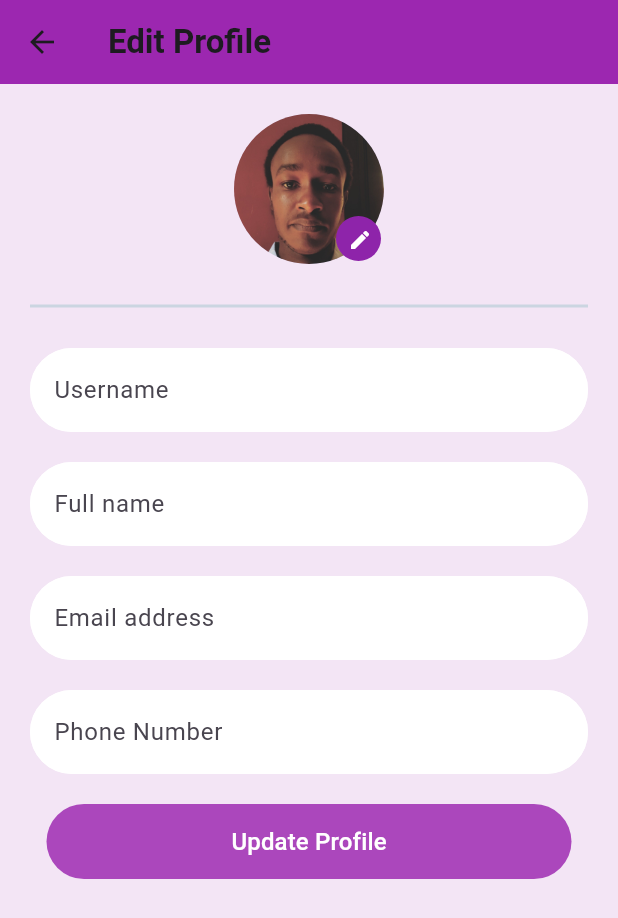
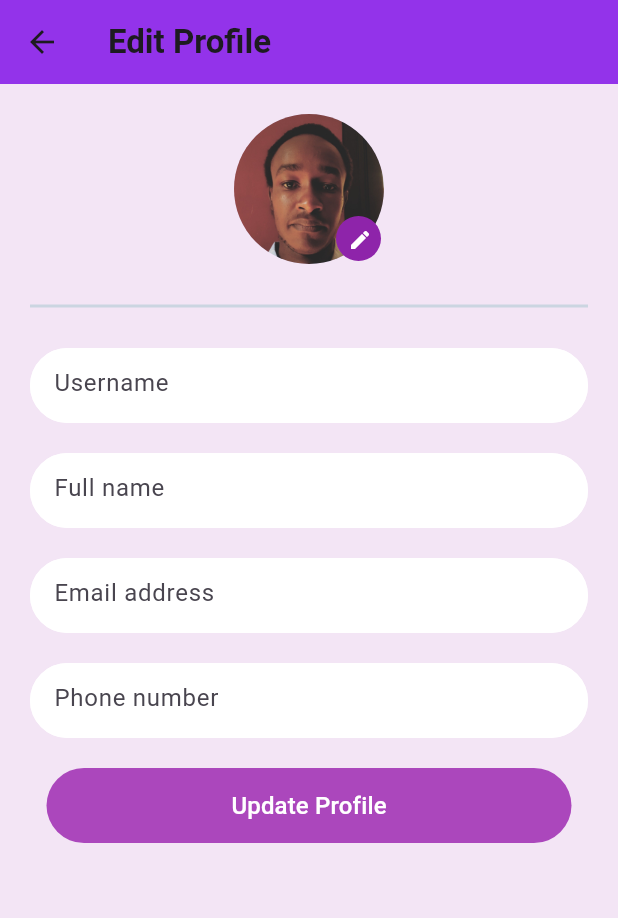
Before and after one commit to peterwambua-1998/chat_two, a Flutter app: the Settings screen opened directly, after a tap on "Edit Profile", on a phone screen of 412 x 824 dp. Shown: the top 918 px of the screen. Run offline on Flutter 3.47's test engine with Material 3 defaults, Android fonts, the phone set to English and light mode, and no system bars; our stand-ins replace cloud_firestore, firebase_auth, firebase_core, flutter_svg; accounts and stored records are empty.

```diff
--- a/lib/pages/edit_profile.dart
+++ b/lib/pages/edit_profile.dart
@@ -19,7 +19,7 @@ class _EditProfileState extends State<EditProfile> {
     return Scaffold(
       backgroundColor: Colors.purple[50],
       appBar: AppBar(
-        backgroundColor: Colors.purple[500],
+        backgroundColor: Color.fromRGBO(147, 51, 234, 1),
         elevation: 0.0,
         title: const Text(
           'Edit Profile',
@@ -62,22 +62,19 @@ class _EditProfileState extends State<EditProfile> {
                 ),
               ),
             ])),
-
             const SizedBox(height: 20),
-
             const Divider(
               thickness: 2,
               color: Color.fromRGBO(203, 213, 225, 1),
             ),
-
             const SizedBox(height: 20),
-
             Form(
                 key: _formKey,
                 child: Column(
                   children: [
-
-                  TextFormField(
+                    SizedBox(
+                      height: 50,
+                      child: TextFormField(
                         validator: (val) =>
                             val!.isEmpty ? 'Enter username' : null,
                         onChanged: (val) {
@@ -89,16 +86,16 @@ class _EditProfileState extends State<EditProfile> {
                             filled: true,
                             enabledBorder: OutlineInputBorder(
                               borderSide: BorderSide(color: Colors.white),
-                        borderRadius: BorderRadius.all(Radius.circular(40.0)),
-                      )
+                              borderRadius:
+                                  BorderRadius.all(Radius.circular(40.0)),
+                            )),
                       ),
                     ),
-
                     const SizedBox(height: 20),
-
-                  TextFormField(
-                    validator: (val) =>
-                        val!.isEmpty ? 'Enter Name' : null,
+                    SizedBox(
+                      height: 50,
+                      child: TextFormField(
+                        validator: (val) => val!.isEmpty ? 'Enter Name' : null,
                         onChanged: (val) {
                           setState(() => userName = val);
                         },
@@ -108,14 +105,15 @@ class _EditProfileState extends State<EditProfile> {
                             filled: true,
                             enabledBorder: OutlineInputBorder(
                               borderSide: BorderSide(color: Colors.white),
-                        borderRadius: BorderRadius.all(Radius.circular(40.0)),
-                      )
+                              borderRadius:
+                                  BorderRadius.all(Radius.circular(40.0)),
+                            )),
                       ),
                     ),
-
                     const SizedBox(height: 20),
-
-                  TextFormField(
+                    SizedBox(
+                      height: 50,
+                      child: TextFormField(
                         validator: (val) =>
                             val!.isEmpty ? 'Enter email address' : null,
                         onChanged: (val) {
@@ -127,14 +125,15 @@ class _EditProfileState extends State<EditProfile> {
                             filled: true,
                             enabledBorder: OutlineInputBorder(
                               borderSide: BorderSide(color: Colors.white),
-                        borderRadius: BorderRadius.all(Radius.circular(40.0)),
-                      )
+                              borderRadius:
+                                  BorderRadius.all(Radius.circular(40.0)),
+                            )),
                       ),
                     ),
-
                     const SizedBox(height: 20),
-
-                  TextFormField(
+                    SizedBox(
+                      height: 50,
+                      child: TextFormField(
                         validator: (val) =>
                             val!.isEmpty ? 'Enter phone number' : null,
                         onChanged: (val) {
@@ -142,18 +141,17 @@ class _EditProfileState extends State<EditProfile> {
                         },
                         keyboardType: TextInputType.number,
                         decoration: const InputDecoration(
-                      hintText: 'Phone Number',
+                            hintText: 'Phone number',
                             fillColor: Colors.white,
                             filled: true,
                             enabledBorder: OutlineInputBorder(
                               borderSide: BorderSide(color: Colors.white),
-                        borderRadius: BorderRadius.all(Radius.circular(40.0)),
-                      )
+                              borderRadius:
+                                  BorderRadius.all(Radius.circular(40.0)),
+                            )),
                       ),
                     ),
-
                     const SizedBox(height: 20),
-
                     SizedBox(
                       width: 350,
                       height: 50,
@@ -177,14 +175,10 @@ class _EditProfileState extends State<EditProfile> {
                           child: const Text(
                             'Update Profile',
                             style: TextStyle(color: Colors.white, fontSize: 16),
-                      )
+                          )),
                     ),
-                  ),
-
                   ],
-              )
-            )
-
+                ))
           ],
         ),
       ),
--- a/lib/pages/home.dart
+++ b/lib/pages/home.dart
@@ -2,10 +2,10 @@ import 'package:flutter/material.dart';
 import 'package:flutter_firebase_chat/modals/user_modal.dart';
 import 'package:flutter_firebase_chat/pages/groups/index.dart';
 import 'package:flutter_firebase_chat/pages/levels.dart';
-import 'package:flutter_firebase_chat/pages/profile.dart';
-import 'package:flutter_firebase_chat/services/auth_service.dart';
-import 'package:provider/provider.dart';
 import 'package:flutter_firebase_chat/pages/settings.dart';
+// import 'package:flutter_firebase_chat/pages/profile.dart';
+// import 'package:flutter_firebase_chat/services/auth_service.dart';
+// import 'package:provider/provider.dart';
 
 class Home extends StatefulWidget {
   const Home({super.key, required this.user});
--- a/lib/pages/settings.dart
+++ b/lib/pages/settings.dart
@@ -1,5 +1,6 @@
 import 'package:flutter/material.dart';
 import 'package:flutter_firebase_chat/pages/edit_profile.dart';
+import 'package:flutter_firebase_chat/pages/feedback.dart';
 
 class Settings extends StatefulWidget {
   const Settings({super.key});
@@ -14,7 +15,7 @@ class _SettingsState extends State<Settings> {
     return Scaffold(
       backgroundColor: Colors.purple[50],
       appBar: AppBar(
-        backgroundColor: Colors.purple[500],
+        backgroundColor: Color.fromRGBO(147, 51, 234, 1),
         elevation: 0.0,
         title: const Text(
           'Settings',
@@ -78,7 +79,9 @@ class _SettingsState extends State<Settings> {
 
             const SizedBox(height: 20),
 
-            Row(
+            GestureDetector(
+              onTap: () {},
+              child: Row(
                 children: [
                   Icon(
                     Icons.calendar_month,
@@ -100,10 +103,13 @@ class _SettingsState extends State<Settings> {
                   ),
                 ],
               ),
+            ),
 
             const SizedBox(height: 20),
 
-            Row(
+            GestureDetector(
+              onTap: () {},
+              child: Row(
                 children: [
                   Icon(
                     Icons.link,
@@ -125,11 +131,21 @@ class _SettingsState extends State<Settings> {
                   ),
                 ],
               ),
+            ),
 
 
             const SizedBox(height: 20),
 
-            Row(
+            GestureDetector(
+              onTap: () {
+                Navigator.push(
+                  context,
+                  MaterialPageRoute(
+                    builder: (context) => UserFeedBack()
+                  )
+                );
+              },
+              child: Row(
                 children: [
                   Icon(
                     Icons.report,
@@ -151,10 +167,13 @@ class _SettingsState extends State<Settings> {
                   ),
                 ],
               ),
+            ),
 
             const SizedBox(height: 20),
 
-            Row(
+            GestureDetector(
+              onTap: () {},
+              child: Row(
                 children: [
                   Icon(
                     Icons.share,
@@ -175,6 +194,7 @@ class _SettingsState extends State<Settings> {
                     style: TextStyle(color: Colors.black, fontSize: 16),
                   ),
                 ],
+              ),
             ),
 
             const SizedBox(height: 20),
--- a/pubspec.yaml
+++ b/pubspec.yaml
@@ -69,6 +69,11 @@ flutter:
     - assets/elephant.jpg
     - assets/login.svg
     - assets/profile.jpg
+    - assets/verysad.png
+    - assets/sad.png
+    - assets/neutral.png
+    - assets/good.png
+    - assets/verygood.png
 
   # An image asset can refer to one or more resolution-specific "variants", see
   # https://flutter.dev/assets-and-images/#resolution-aware
```
Also changed, not shown: lib/pages/feedback.dart (added, +131 -0 lines), assets/good.png (added), assets/neutral.png (added), assets/sad.png (added), assets/verygood.png (added), assets/verysad.png (added), pubspec.lock. Lines whose indentation alone changed are shown as unchanged.
